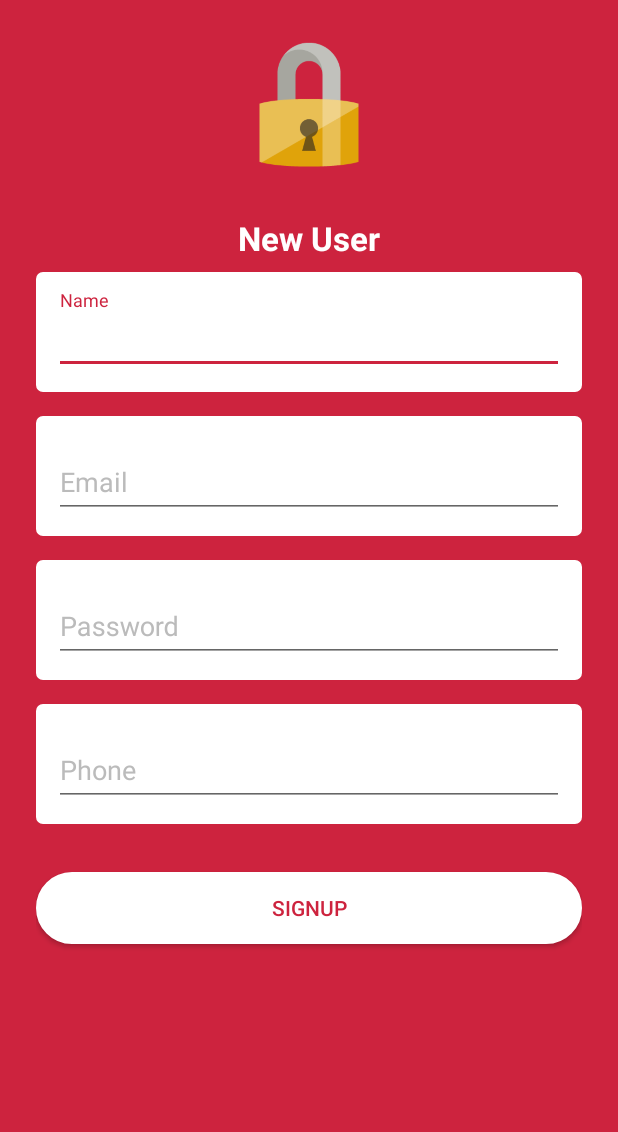
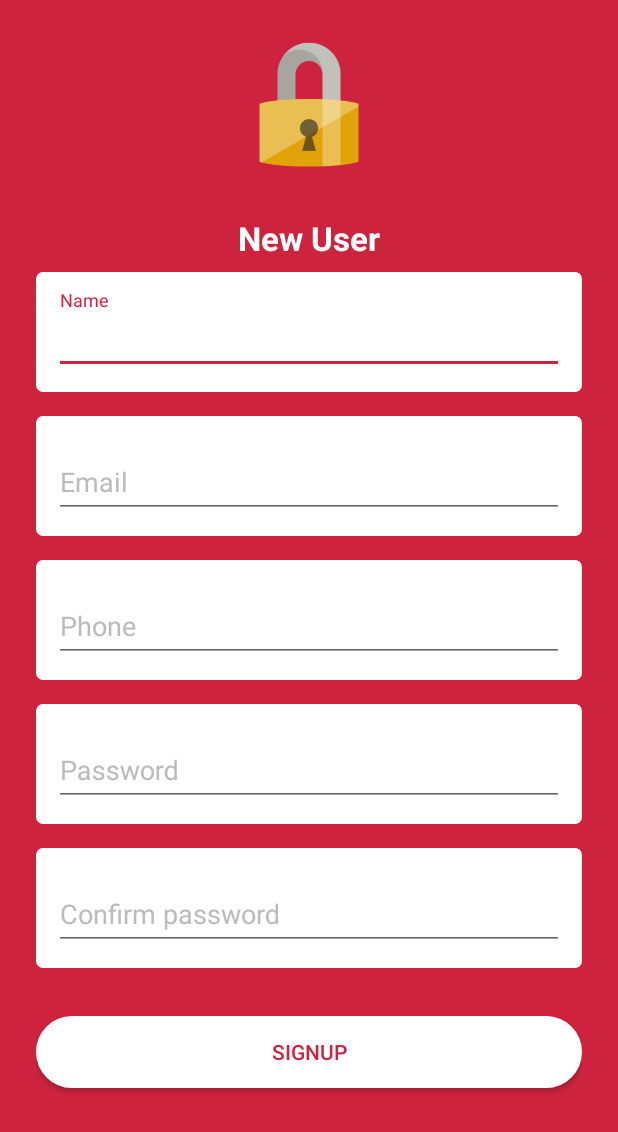
Before and after one commit to RenatoSousaA/MyMovie, an Android app: the screen it shows after launch (SignupActivity), after a tap on "NEW ACCOUNT", on a phone screen of 412 x 824 dp. Shown: the top 1132 px of the screen. Run offline under Robolectric (Android 15) with nearby library versions, the phone set to English and light mode, and no system bars; our stand-ins replace Firebase (no records; nobody signed in at launch, a user with empty details on screens opened directly), Room's generated code; libraries missing offline, so code that uses them is left out: com.facebook.stetho.

Commit message:
- Correção do loadMovie na MovieViewModel; - Criação das extensões para Resources.String e EditText validations; - Correção do signup, troca do realtimedb para firestore; - Inclusão do signout no fragment Exit (Rever ainda), pois não desloga sempresa; - Inclusão da confirmação do password no layout do signup; - Inclusão das strings dos meus cadastros no resource.

```diff
--- a/app/build.gradle
+++ b/app/build.gradle
@@ -53,6 +53,7 @@ dependencies {
     implementation 'androidx.navigation:navigation-ui:2.0.0'
     implementation 'androidx.navigation:navigation-fragment-ktx:2.0.0'
     implementation 'androidx.navigation:navigation-ui-ktx:2.0.0'
+    implementation 'com.google.firebase:firebase-firestore:17.1.2'
     testImplementation 'junit:junit:4.12'
     androidTestImplementation 'androidx.test:runner:1.2.0'
     androidTestImplementation 'androidx.test.espresso:espresso-core:3.2.0'
--- a/app/src/main/java/br/com/fiap/androidfinalprojeto/view/login/LoginActivity.kt
+++ b/app/src/main/java/br/com/fiap/androidfinalprojeto/view/login/LoginActivity.kt
@@ -29,7 +29,6 @@ class LoginActivity : AppCompatActivity() {
         if (user != null) {
             goToHome()
         }
-
 
         validarPermissoes(permissoes, this, 1)
 
--- a/app/src/main/res/layout/activity_signup.xml
+++ b/app/src/main/res/layout/activity_signup.xml
@@ -69,6 +69,20 @@
                     android:layout_marginBottom="8dp"
                     style="@style/CustomInput">
                 <com.google.android.material.textfield.TextInputEditText
+                        android:id="@+id/inputPhone"
+                        android:layout_width="match_parent"
+                        android:layout_height="wrap_content"
+                        android:inputType="textEmailAddress"
+                        android:hint="@string/label_phone"/>
+            </com.google.android.material.textfield.TextInputLayout>
+
+            <com.google.android.material.textfield.TextInputLayout
+                    android:layout_width="match_parent"
+                    android:layout_height="wrap_content"
+                    android:layout_marginTop="8dp"
+                    android:layout_marginBottom="8dp"
+                    style="@style/CustomInput">
+                <com.google.android.material.textfield.TextInputEditText
                         android:id="@+id/inputPassword"
                         android:layout_width="match_parent"
                         android:layout_height="wrap_content"
@@ -83,11 +97,11 @@
                     android:layout_marginBottom="8dp"
                     style="@style/CustomInput">
                 <com.google.android.material.textfield.TextInputEditText
-                        android:id="@+id/inputPhone"
+                        android:id="@+id/inputConfirPassword"
                         android:layout_width="match_parent"
                         android:layout_height="wrap_content"
-                        android:inputType="textEmailAddress"
-                        android:hint="@string/label_phone"/>
+                        android:inputType="textPassword"
+                        android:hint="@string/label_confirm_password"/>
             </com.google.android.material.textfield.TextInputLayout>
 
             <androidx.appcompat.widget.AppCompatButton
--- a/app/src/main/res/values/strings.xml
+++ b/app/src/main/res/values/strings.xml
@@ -46,4 +46,13 @@
     <string name="Add">Add</string>
     <string name="movie_added">Movie added!</string>
     <string name="item_not_found">Item not found!</string>
+    <string name="field_must_be_completed">Field must be completed.</string>
+    <string name="is_required">is required</string>
+    <string name="movie_category">Movie category</string>
+    <string name="movie_name">Movie name</string>
+    <string name="movie_description">Movie description</string>
+    <string name="movie_plataform_watching">Movie plataform watching</string>
+    <string name="label_confirm_password">Confirm password</string>
+    <string name="passwords_do_not_match">Passwords do not match!</string>
+    <string name="signup_success">Signup success!</string>
 </resources>
```
Also changed, not shown: app/src/main/java/br/com/fiap/androidfinalprojeto/firebase/model/User.kt (deleted, +0 -7 lines), app/src/main/java/br/com/fiap/androidfinalprojeto/util/Extensions.kt (added, +32 -0 lines), app/src/main/java/br/com/fiap/androidfinalprojeto/view/main/ui/exit/ExitFragment.kt (+35 -2 lines), app/src/main/java/br/com/fiap/androidfinalprojeto/view/main/ui/movie/MovieFragment.kt (+8 -5 lines), app/src/main/java/br/com/fiap/androidfinalprojeto/view/main/ui/movie/MovieViewModel.kt (+5 -3 lines), app/src/main/java/br/com/fiap/androidfinalprojeto/view/signup/SignupActivity.kt (+51 -20 lines), app/src/main/res/layout/fragment_new_movie.xml (+5 -5 lines).
